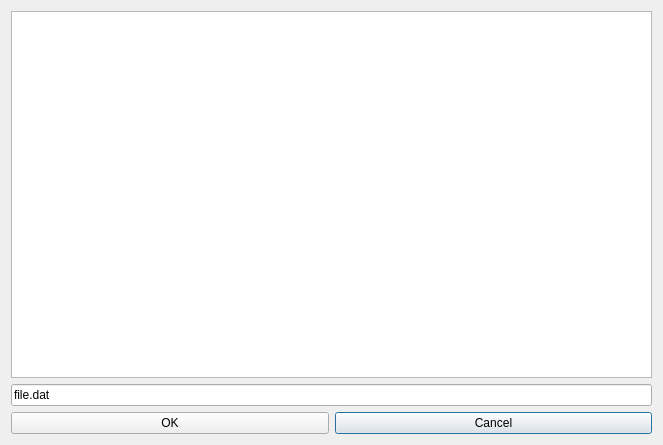
Old version of the form libmonocleclient/browsefileswindow.ui in the repository lineCode/Client-2.
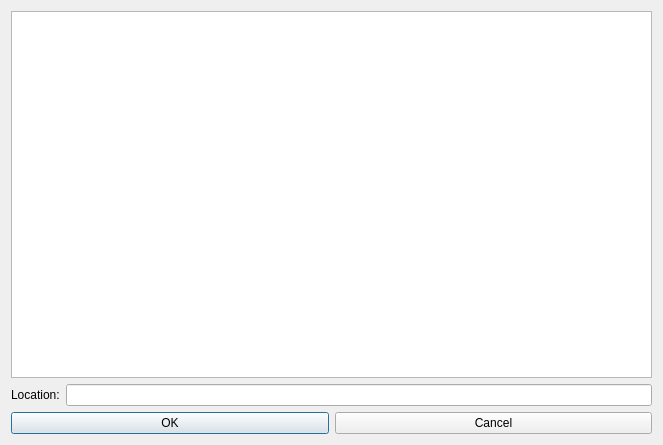
New version of the form. Custom widgets are drawn as their Qt base class.

```diff
--- a/libmonocleclient/browsefileswindow.ui
+++ b/libmonocleclient/browsefileswindow.ui
@@ -27,25 +27,32 @@
       </widget>
      </item>
      <item row="2" column="1">
-      <widget class="QPushButton" name="buttoncancel">
-       <property name="text">
-        <string>Cancel</string>
-       </property>
-      </widget>
+      <widget class="QLineEdit" name="editlocation"/>
      </item>
      <item row="2" column="0">
+      <widget class="QLabel" name="label">
+       <property name="text">
+        <string>Location:</string>
+       </property>
+      </widget>
+     </item>
+     <item row="3" column="0" colspan="2">
+      <layout class="QHBoxLayout" name="horizontalLayout">
+       <item>
       <widget class="QPushButton" name="buttonok">
        <property name="text">
         <string>OK</string>
        </property>
       </widget>
      </item>
-     <item row="1" column="0" colspan="2">
-      <widget class="QLineEdit" name="lineEdit">
+       <item>
+        <widget class="QPushButton" name="buttoncancel">
        <property name="text">
-        <string>file.dat</string>
-       </property>
-      </widget>
+          <string>Cancel</string>
+         </property>
+        </widget>
+       </item>
+      </layout>
      </item>
     </layout>
    </item>
```
Lines whose indentation alone changed are shown as unchanged.
